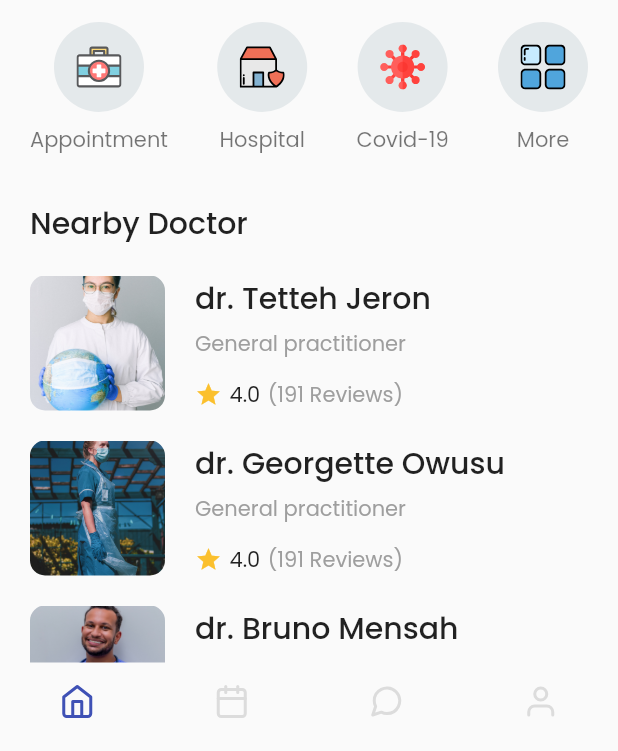
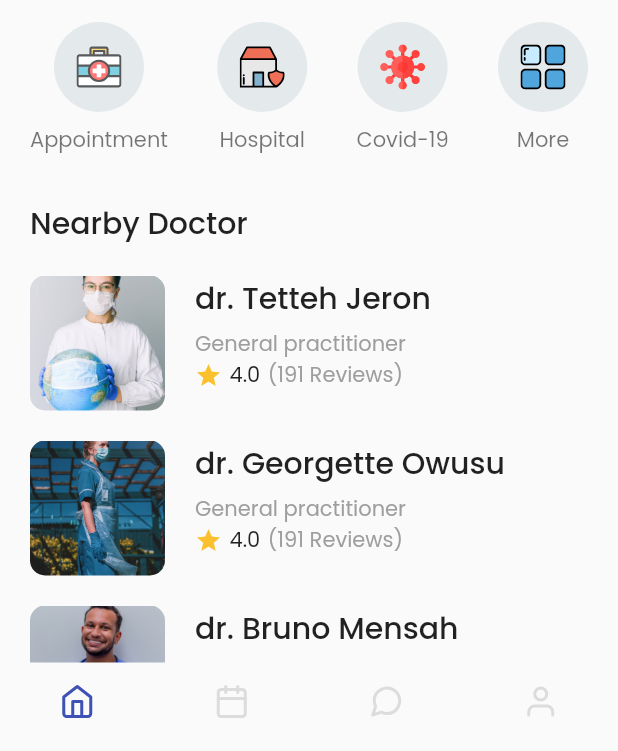
Before and after one commit to jeronasiedu/health-app, a Flutter app: the screen it shows after launch, on a phone screen of 412 x 824 dp, the part 485-1236 px from its top. Run offline on Flutter 3.47's test engine with Material 2 defaults, Android fonts, the light colour scheme and no system bars; our stand-ins replace flutter_feather_icons, flutter_svg, google_fonts.

Commit message:
fix card height

```diff
--- a/lib/widgets/nearby.dart
+++ b/lib/widgets/nearby.dart
@@ -29,7 +29,6 @@ class Doctor extends StatelessWidget {
     return Padding(
       padding: const EdgeInsets.only(bottom: 20),
       child: SizedBox(
-        height: 90,
         child: Row(
           crossAxisAlignment: CrossAxisAlignment.start,
           children: [
```
